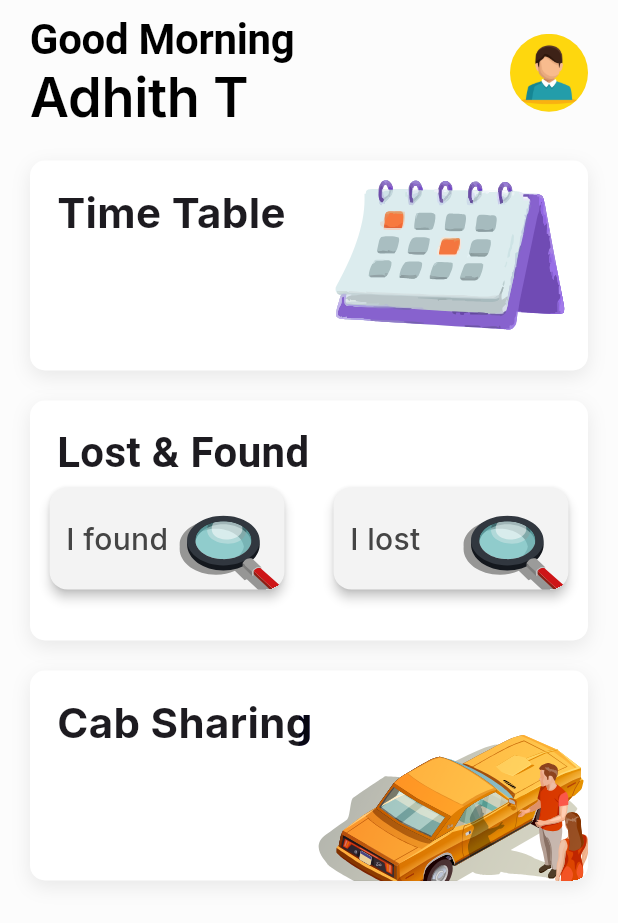
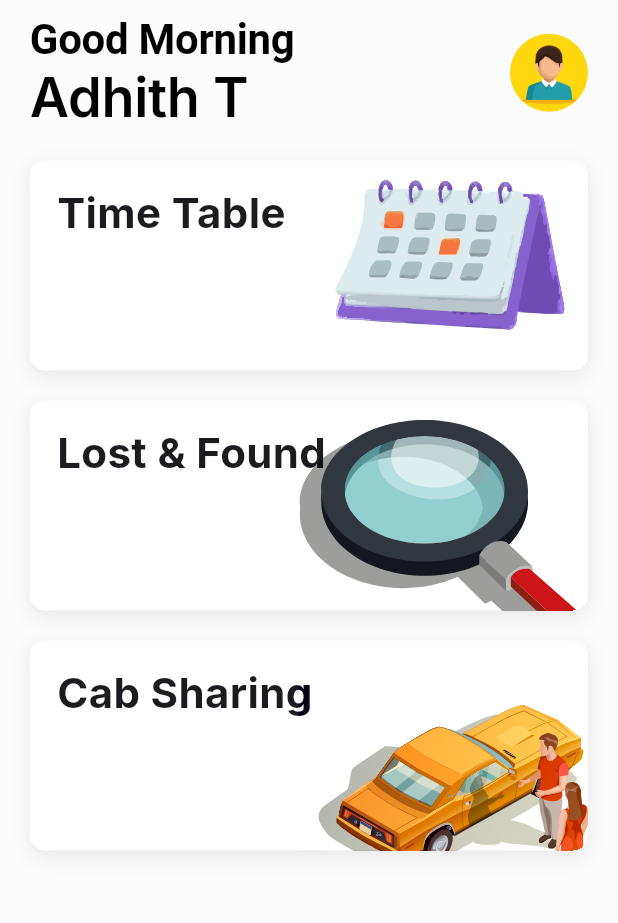
Before and after one commit to LambdaIITH/Dashboard, a Flutter app: the screen it shows after launch, on a phone screen of 412 x 824 dp. Shown: the top 923 px of the screen. Run offline on Flutter 3.47's test engine with Material 3 defaults, Android fonts, the phone set to English and light mode, and no system bars; our stand-ins replace carousel_slider, firebase_auth, firebase_core, flutter_svg, google_fonts, google_sign_in and 2 more; missing offline and left inert: rounded_expansion_tile; accounts and stored records are empty.

Commit message:
home screen changes

```diff
--- a/frontend/lib/screens/home_screen.dart
+++ b/frontend/lib/screens/home_screen.dart
@@ -3,7 +3,6 @@ import 'package:frontend/screens/cab_sharing_screen.dart';
 import 'package:frontend/screens/lost_and_found_screen.dart';
 import 'package:frontend/screens/time_table_screen.dart';
 import 'package:frontend/widgets/home_card_no_options.dart';
-import 'package:frontend/widgets/home_card_two_options.dart';
 import 'package:frontend/widgets/home_screen_appbar.dart';
 
 class HomeScreen extends StatefulWidget {
@@ -55,22 +54,16 @@ class _HomeScreenState extends State<HomeScreen> {
               },
             ),
             const SizedBox(height: 20),
-            HomeCardTwoOptions(
+            HomeCardNoOptions(
               title: 'Lost & Found',
-              title1: 'I found',
-              title2: 'I lost',
-              image1: 'assets/icons/magnifying-icon.svg',
-              image2: 'assets/icons/magnifying-icon.svg',
-              onTap: [
-                widget.user == 'guest'
-                    ? showError
-                    : () => Navigator.of(context).push(
-                          MaterialPageRoute(
-                            builder: (context) => LostAndFoundScreen(),
-                          ),
+              image: 'assets/icons/magnifying-icon.svg',
+              onTap: widget.user == 'guest'
+                  ? showError
+                  : () => Navigator.of(context).push(
+                        MaterialPageRoute(
+                          builder: (context) => const LostAndFoundScreen(),
                         ),
-                showError
-              ],
+                      ),
             ),
             const SizedBox(height: 20),
             HomeCardNoOptions(
```
